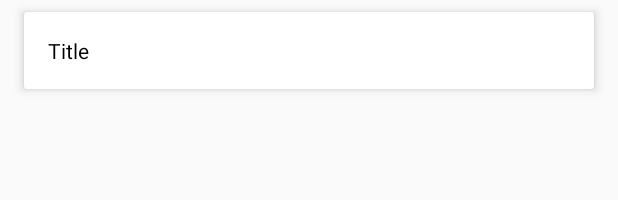
After one commit to imsnow/humor, an Android app: the layout item_joke.xml on its own in the app's theme, with its tools: preview values and no code run, on a phone screen of 412 x 824 dp. The commit adds this screen. Shown: the top 200 px of the screen. Run offline under Robolectric (Android 15) with nearby library versions, the phone set to English and light mode, and no system bars.

Commit message:
a lot of work

```diff
--- a/app/src/main/java/com/elegant/humor/model/ModelImpl.java
+++ b/app/src/main/java/com/elegant/humor/model/ModelImpl.java
@@ -40,7 +40,9 @@ public class ModelImpl implements Model {
 
     @Override
     public Observable<List<Joke>> getJokesList(String site, String name, int n) {
-        return null;
+        return apiInterface.getJokesList(site, name, n)
+                .subscribeOn(Schedulers.io())
+                .observeOn(AndroidSchedulers.mainThread());
     }
 
     @Override
--- a/app/src/main/java/com/elegant/humor/presenter/StartPresenter.java
+++ b/app/src/main/java/com/elegant/humor/presenter/StartPresenter.java
@@ -7,5 +7,6 @@ public interface StartPresenter {
 
     void loadRandom();
     void loadSourcesList();
+    void clickedToIndex(int position);
     void onStop();
 }
--- a/app/src/main/java/com/elegant/humor/view/IStartView.java
+++ b/app/src/main/java/com/elegant/humor/view/IStartView.java
@@ -16,5 +16,7 @@ public interface IStartView {
     void showSourcesList(List<Source> list);
     void showEmptyList();
 
+    void showListFragment(Source source);
+
     void showError(String error);
 }
--- /dev/null
+++ b/app/src/main/res/drawable-v21/draw_ripple.xml
@@ -0,0 +1,6 @@
+<?xml version="1.0" encoding="utf-8"?>
+<ripple
+    xmlns:android="http://schemas.android.com/apk/res/android"
+    android:color="@android:color/background_dark">
+        <item android:drawable="@color/cardview_light_background"/>
+</ripple>
--- /dev/null
+++ b/app/src/main/res/layout/item_joke.xml
@@ -0,0 +1,24 @@
+<?xml version="1.0" encoding="utf-8"?>
+<android.support.v7.widget.CardView
+    xmlns:android="http://schemas.android.com/apk/res/android"
+    android:layout_width="match_parent"
+    xmlns:app="http://schemas.android.com/apk/res-auto"
+    app:cardCornerRadius="2dp"
+    android:foreground="?android:attr/selectableItemBackground"
+    app:cardElevation="4dp"
+    android:layout_marginLeft="16dp"
+    android:layout_marginRight="16dp"
+    android:layout_marginTop="8dp"
+    android:layout_height="wrap_content">
+
+    <TextView
+        android:id="@+id/item_joke_desc"
+        android:text="Title"
+        android:padding="16dp"
+        android:gravity="center_vertical"
+        android:textSize="14sp"
+        android:textColor="@android:color/black"
+        android:layout_width="match_parent"
+        android:layout_height="wrap_content" />
+
+</android.support.v7.widget.CardView>
--- a/app/src/main/res/layout/item_source.xml
+++ b/app/src/main/res/layout/item_source.xml
@@ -4,6 +4,7 @@
     android:layout_width="match_parent"
     xmlns:app="http://schemas.android.com/apk/res-auto"
     app:cardCornerRadius="2dp"
+    android:foreground="?android:attr/selectableItemBackground"
     app:cardElevation="4dp"
     android:layout_marginLeft="16dp"
     android:layout_marginRight="16dp"
```
Also changed, not shown: app/src/main/java/com/elegant/humor/model/Source.java (+34 -1 lines), app/src/main/java/com/elegant/humor/presenter/ListPresenter.java (added, +10 -0 lines), app/src/main/java/com/elegant/humor/presenter/ListPresenterImpl.java (added, +64 -0 lines), app/src/main/java/com/elegant/humor/presenter/StartPresenterImpl.java (+9 -0 lines), app/src/main/java/com/elegant/humor/view/IListView.java (added, +17 -0 lines), app/src/main/java/com/elegant/humor/view/JokesListAdapter.java (added, +55 -0 lines), app/src/main/java/com/elegant/humor/view/JokesListFragment.java (added, +82 -0 lines), app/src/main/java/com/elegant/humor/view/StartFragment.java (+26 -8 lines), app/src/main/res/layout/fragment_joke_list.xml (added, +14 -0 lines).
